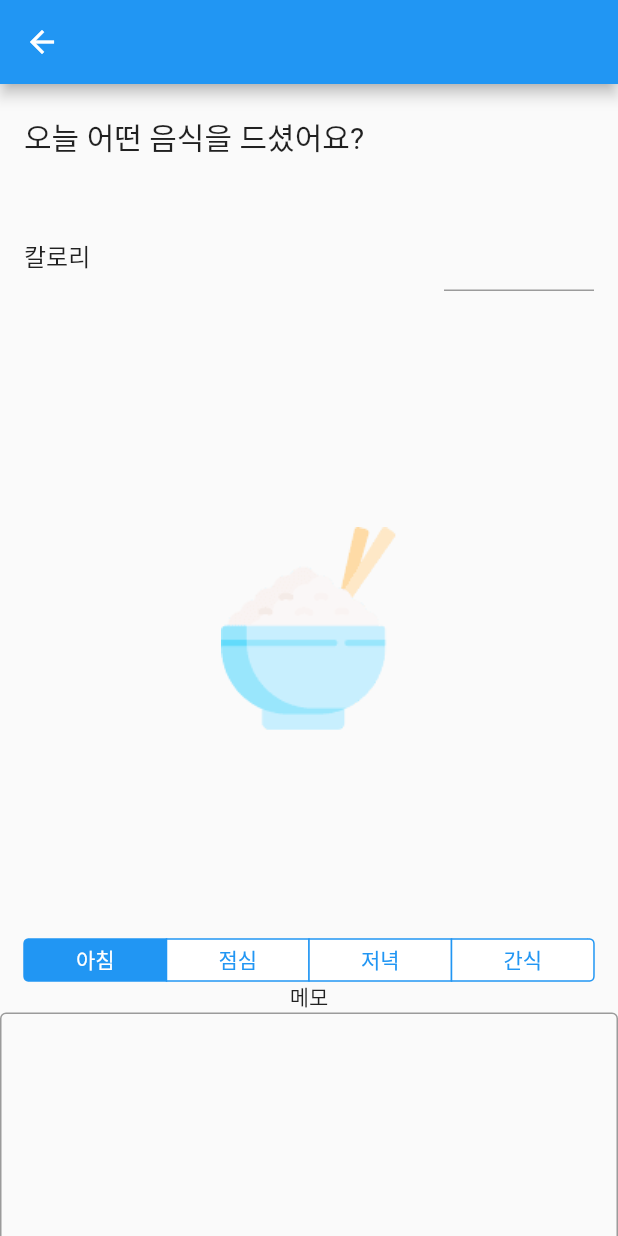
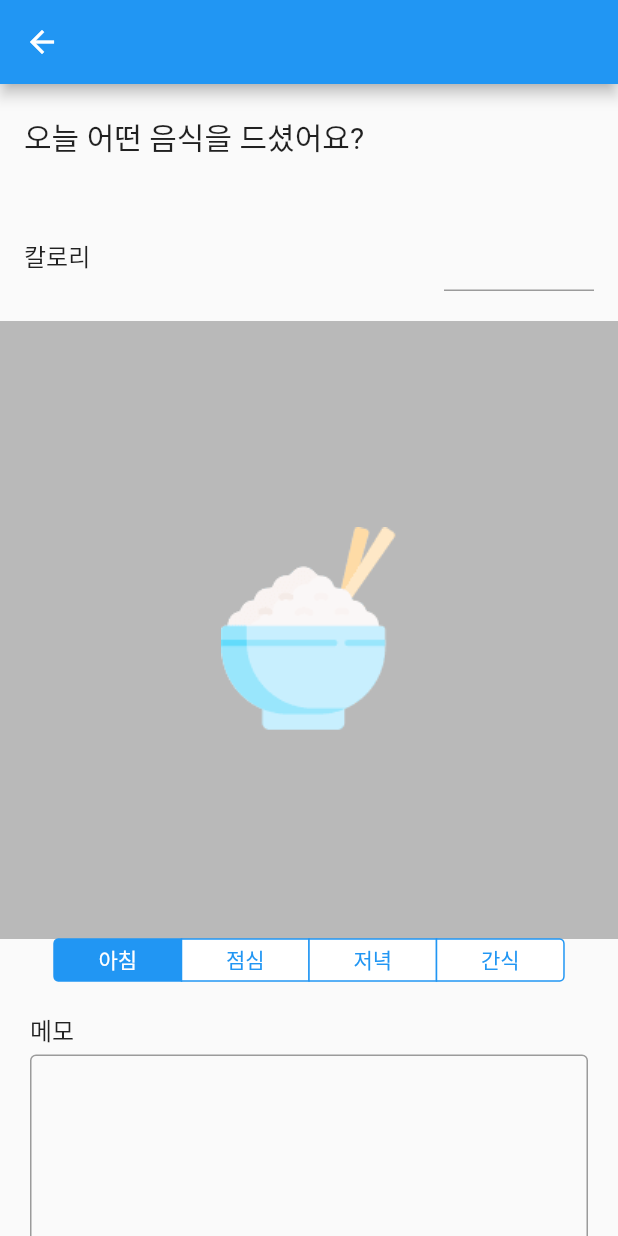
Before and after one commit to kkong3456/flutter_eyebody, a Flutter app: the FoodAddPage screen opened directly, on a phone screen of 412 x 824 dp. Run offline on Flutter 3.47's test engine with Material 2 defaults, Android fonts, the phone set to English and light mode, and no system bars; our stand-ins replace sqflite; missing offline and left inert: multi_image_picker; accounts and stored records are empty.

Commit message:
food.dart 꾸기미2

```diff
--- a/lib/view/food.dart
+++ b/lib/view/food.dart
@@ -65,9 +65,13 @@ class _FoodAddPageState extends State<FoodAddPage> {
                   ));
             } else if (idx == 2) {
               return Container(
+                color: Colors.black26,
+                // padding:
+                // const EdgeInsets.symmetric(vertical: 20, horizontal: 20),
+                margin: const EdgeInsets.symmetric(vertical: 0, horizontal: 0),
                 child: Container(
                   child: Align(
-                      alignment: Alignment.centerLeft,
+                      alignment: Alignment.center,
                       child: InkWell(
                           child: AspectRatio(
                               child: food.image.isEmpty
@@ -75,13 +79,14 @@ class _FoodAddPageState extends State<FoodAddPage> {
                                   : AssetThumb(
                                       asset:
                                           Asset(food.image, "food.png", 0, 0),
-                                      width: 300,
-                                      height: 300),
+                                      width: 200,
+                                      height: 200),
                               aspectRatio: 1 / 1))),
                 ),
               );
             } else if (idx == 3) {
               return Container(
+                margin: const EdgeInsets.symmetric(vertical: 0, horizontal: 20),
                 child: CupertinoSegmentedControl(
                   children: {
                     0: Text("아침"),
@@ -100,15 +105,23 @@ class _FoodAddPageState extends State<FoodAddPage> {
               );
             } else if (idx == 4) {
               return Container(
+                  margin:
+                      const EdgeInsets.symmetric(vertical: 20, horizontal: 20),
                   child: Column(
+                    crossAxisAlignment: CrossAxisAlignment.stretch,
                     children: [
-                  Text("메모"),
+                      Text("메모",
+                          style: TextStyle(
+                            fontSize: 16,
+                          )),
+                      SizedBox(height: 5),
                       TextField(
                           maxLines: 10,
                           minLines: 10,
                           keyboardType: TextInputType.multiline,
                           controller: memoController,
-                      decoration: InputDecoration(border: OutlineInputBorder()))
+                          decoration:
+                              InputDecoration(border: OutlineInputBorder()))
                     ],
                   ));
             }
```
Lines whose indentation alone changed are shown as unchanged.
